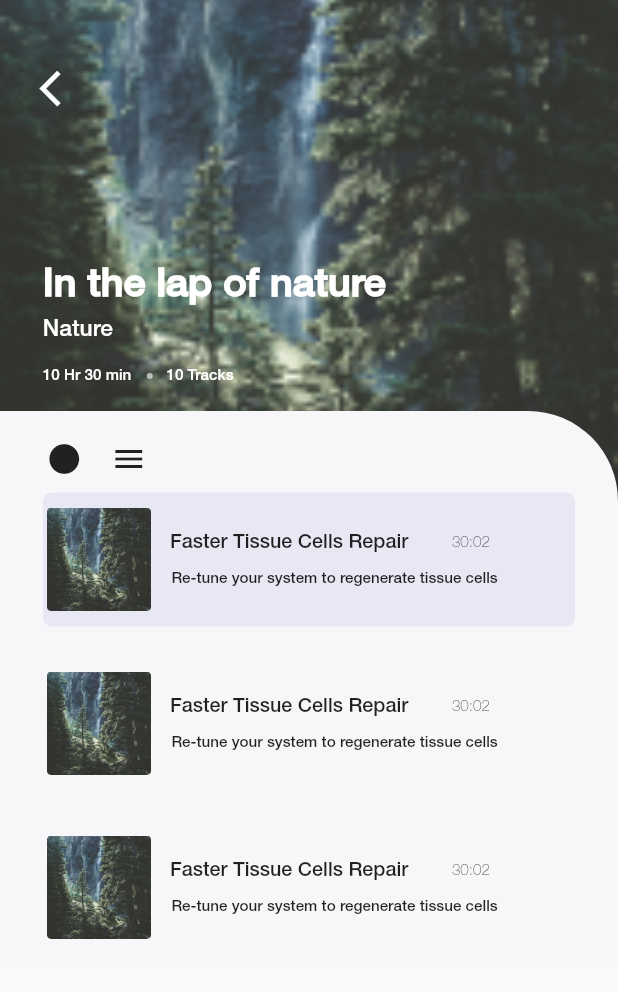
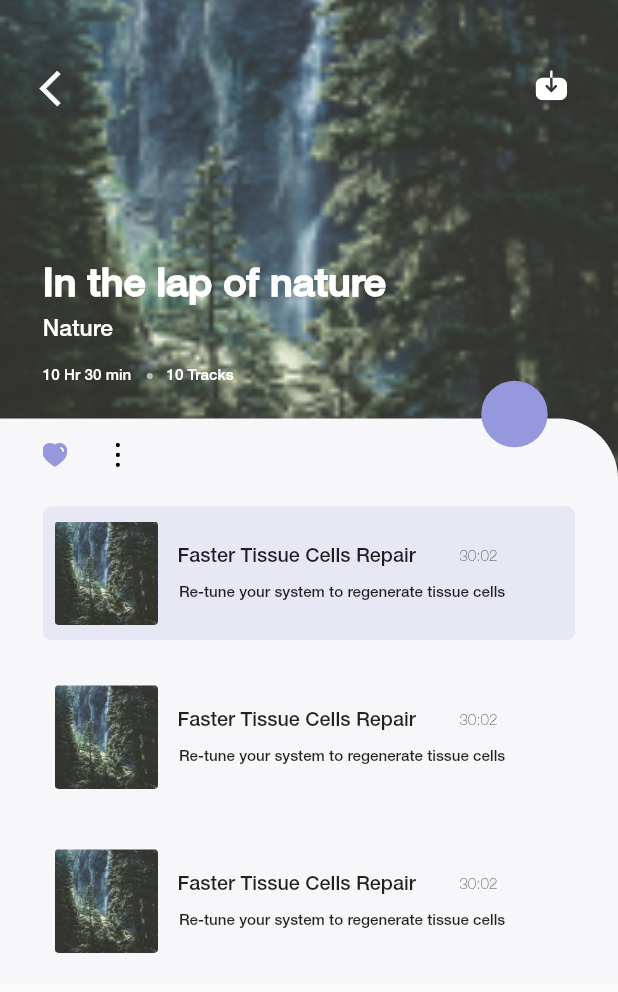
Before and after one commit to MohanDhakal/FlutterDesign, a Flutter app: the screen it shows after launch, after a tap on "In the Lap of Nature", on a phone screen of 412 x 824 dp. Shown: the top 992 px of the screen. Run offline on Flutter 3.47's test engine with Material 2 defaults, Android fonts, the light colour scheme and no system bars; our stand-ins replace flutter_screenutil, flutter_svg, get.

Commit message:
almost final

```diff
--- a/lib/controller/home_controller.dart
+++ b/lib/controller/home_controller.dart
@@ -13,8 +13,8 @@ class HomeController extends GetxController {
   List<Explore> explorations = <Explore>[].obs;
   List<Favorites> favorites = <Favorites>[].obs;
 
-   set triggerBtn(RxBool status) {
-    this.isActive = status;
+  void triggerBtn() {
+    isActive.toggle();
   }
 
   List<Recommendation> get recommendationList {
@@ -52,7 +52,6 @@ class HomeController extends GetxController {
         favorites.add(Favorites.fromJson(element));
       });
     });
-
   }
 
   @override
--- a/lib/screens/explore/page/explore_detail.dart
+++ b/lib/screens/explore/page/explore_detail.dart
@@ -4,6 +4,7 @@ import 'package:flutter/services.dart';
 import 'package:flutter_bloc_test/utils/core/colors.dart';
 import 'package:flutter_bloc_test/screens/explore/widgets/music_explore.dart';
 import 'package:flutter_screenutil/flutter_screenutil.dart';
+import 'package:flutter_svg/flutter_svg.dart';
 
 class ExploreDetail extends StatefulWidget {
   const ExploreDetail({Key? key}) : super(key: key);
@@ -18,12 +19,14 @@ class _ExploreDetailState extends State<ExploreDetail> {
     SystemChrome.setEnabledSystemUIOverlays([]);
     super.initState();
   }
+
   @override
   void dispose() {
     SystemChrome.setEnabledSystemUIOverlays(SystemUiOverlay.values);
 
     super.dispose();
   }
+
   @override
   Widget build(BuildContext context) {
     // var size = MediaQuery.of(context).size;
@@ -42,7 +45,7 @@ class _ExploreDetailState extends State<ExploreDetail> {
               top: 44.h,
               left: 26.h,
               child: InkWell(
-                onTap: (){
+                onTap: () {
                   Navigator.pop(context);
                 },
                 child: Icon(
@@ -52,6 +55,10 @@ class _ExploreDetailState extends State<ExploreDetail> {
                 ),
               ),
             ),
+            Positioned(
+                top: 46.h,
+                left: 325.w,
+                child: SvgPicture.asset("assets/images/Download.svg", color: Colors.white, height: 20.h,width: 21,)),
             Positioned(
               top: 173.h,
               left: 26.w,
@@ -109,39 +116,67 @@ class _ExploreDetailState extends State<ExploreDetail> {
               ),
             ),
             Positioned(
-              top: 270.h,
-              child: Container(
+              top: 275.h,
+              child: Stack(
+                clipBehavior: Clip.none,
+                children: [
+                  Container(
                     width: 375.w,
                     // height: 200.h,
                     decoration: BoxDecoration(
-                    color:background,
+                        color: background,
                         borderRadius:
-                        BorderRadius.only(topRight: Radius.circular(60))),
+                            BorderRadius.only(topRight: Radius.circular(40))),
                     child: Column(
                       children: [
                         Row(
                           crossAxisAlignment: CrossAxisAlignment.start,
                           children: [
                             Padding(
-                          padding: EdgeInsets.only(left: 28.w, top: 20.h),
-                          child: Icon(Icons.circle),
+                              padding: EdgeInsets.only(left: 26.w, top: 16.h,bottom: 16.h),
+                              child: SvgPicture.asset(
+                                "assets/images/heart.svg",
+                                height: 16,
+                                color: Color(0xFF9797DE),
+                                width: 16,
+                                fit: BoxFit.cover,
+                              ),
                             ),
                             Padding(
-                          padding: EdgeInsets.only(left: 19.0, top: 20.h),
-                          child: Icon(Icons.menu),
+                              padding: EdgeInsets.only(left: 26.0, top: 16.h),
+                              child: SvgPicture.asset(
+                                "assets/images/menu.svg",
+                                height: 16,
+                                width: 16,
+                              ),
                             ),
                             ],
                         ),
-                    Music(isActive: true,),
-                    Music(isActive:false),
-                    Music(isActive:false)
+                        Column(
+                          children: [
+                            Music(
+                              isActive: true,
+                            ),
+                            Music(isActive: false),
+                            Music(isActive: false)
+                          ],
+                        )
                       ],
                     ),
                   ),
+                  Positioned(
+                      top: -36,
+                      right: 33,
+                      child: SvgPicture.asset(
+                        "assets/images/play.svg",
+                        height: 72,
+                        color: Color(0xFF9797DE),
+                        width: 72,
+                      ))
+                  // ] ),
+                ],
               ),
-            // Positioned(top: 351.h, left: 26.h, right: 26.h, child: Music(
-            //
-            // ))
+            ),
           ],
         ),
       ),
--- a/lib/screens/explore/widgets/music_explore.dart
+++ b/lib/screens/explore/widgets/music_explore.dart
@@ -18,6 +18,7 @@ class _MusicState extends State<Music> {
       height: 88.h,
       width: 323.w,
       margin: EdgeInsets.all(10),
+      padding: EdgeInsets.all(5),
       decoration: BoxDecoration(
         borderRadius: BorderRadius.circular(6.r),
         color:
--- a/lib/screens/home/page/home.dart
+++ b/lib/screens/home/page/home.dart
@@ -17,7 +17,7 @@ import 'package:get/get.dart';
 class HomeUI extends StatelessWidget {
   final name = "Alex";
 
-  final HomeController _homeController = Get.put(HomeController());
+  final HomeController _homeController = Get.put(HomeController(),);
 
   @override
   Widget build(BuildContext context) {
@@ -77,7 +77,7 @@ class HomeUI extends StatelessWidget {
                       children: [
                         Container(
                           width: 274.w,
-                          height: 40.h,
+                          height: 45.h,
                           decoration: BoxDecoration(
                               color: Colors.white,
                               borderRadius: BorderRadius.circular(6.r),
@@ -101,13 +101,16 @@ class HomeUI extends StatelessWidget {
                         ),
                         Positioned(
                           left: 16.w,
-                          top: 14.h,
+                          top: 11.h,
                           bottom: 14.h,
-                          child: Icon(
-                            Icons.search,
-                            size: 14,
-                            color: Color(0x99000000),
-                          ),
+                          child:
+                          SvgPicture.asset("assets/images/search.svg",
+                              height: 14,width: 14,color: Color(0x99000000)),
+                          // child: Icon(
+                          //   Icons.search_rounded,
+                          //   size: 14,
+                          //   color: Color(0x99000000),
+                          // ),
                         ),
                         Positioned(
                           left: 38.w,
@@ -181,20 +184,21 @@ class HomeUI extends StatelessWidget {
                       Row(
                         mainAxisAlignment: MainAxisAlignment.spaceAround,
                         children: [
+
                           Category(
-                            icon: Icons.mediation,
+                            icon: "assets/images/meditate.svg",
                             name: 'Calm',
                           ),
                           Category(
-                            icon: Icons.mediation,
+                            icon: "assets/images/sleep.svg",
                             name: 'Sleep',
                           ),
                           Category(
-                            icon: Icons.mediation_rounded,
+                            icon: "assets/images/relationship.svg",
                             name: 'Relationship',
                           ),
                           Category(
-                            icon: Icons.mediation,
+                            icon: "assets/images/anxiety.svg",
                             name: 'Anxiety',
                           ),
                         ],
--- a/lib/screens/home/widgets/card_home.dart
+++ b/lib/screens/home/widgets/card_home.dart
@@ -18,7 +18,7 @@ class CardView extends StatelessWidget {
           color: Colors.white,
           boxShadow: [
             BoxShadow(
-                offset: Offset(0, 7), color: Color(0x1A51515F), blurRadius: 10.r)
+                offset: Offset(0, 4), color: Color(0x1A51515F), blurRadius: 8.r)
           ]),
       child: Column(
         crossAxisAlignment: CrossAxisAlignment.start,
--- a/lib/screens/home/widgets/category_home.dart
+++ b/lib/screens/home/widgets/category_home.dart
@@ -1,12 +1,14 @@
+import 'package:flutter/cupertino.dart';
 import 'package:flutter/material.dart';
 import 'package:flutter_bloc_test/controller/home_controller.dart';
 import 'package:flutter_screenutil/flutter_screenutil.dart';
+import 'package:flutter_svg/flutter_svg.dart';
 import 'package:get/get.dart';
 
 class Category extends StatelessWidget {
   final String name;
-  final IconData icon;
-  final HomeController c = Get.find();
+  final String icon;
+  final _controller = Get.put(HomeController());
 
   Category({
     Key? key,
@@ -16,12 +18,10 @@ class Category extends StatelessWidget {
 
   @override
   Widget build(BuildContext context) {
+    return GetX<HomeController>(builder: (c) {
       return InkWell(
         onTap: () {
-        c.isActive.isTrue
-            ? c.triggerBtn = RxBool(false)
-            : c.triggerBtn = RxBool(true);
-        // c.triggerBtn = c.isActive.;
+          c.triggerBtn();
         },
         child: Column(
           children: [
@@ -30,16 +30,24 @@ class Category extends StatelessWidget {
               width: 68.h,
               decoration: BoxDecoration(
                   shape: BoxShape.circle,
-                color: c.isActive.isTrue
+                  color: c.isActive.value
                       ? Color(0xFF9797DE).withOpacity(0.12)
                       : Color(0xFFFFFFFF),
                   boxShadow: [
                     BoxShadow(
                         color: Color(0x1A51515F),
-                      blurRadius: 10.r,
-                      offset: Offset(0, 3))
+                        blurRadius: 5.r,
+                        offset: Offset(0, 2))
                   ]),
-            child: Icon(this.icon),
+              child: SvgPicture.asset(
+                this.icon,
+                height: 26.h,
+                width: 26.w,
+                color: c.isActive.value
+                    ? Color(0xFF9797DE).withOpacity(0.80)
+                    : null,
+                fit: BoxFit.none,
+              ),
             ),
             SizedBox(
               height: 10.h,
@@ -48,11 +56,12 @@ class Category extends StatelessWidget {
               this.name,
               style: TextStyle(
                 fontSize: 12.sp,
-              color: c.isActive.isTrue ? Color(0xFF9797DE) : null,
+                color: c.isActive.value ? Color(0xFF9797DE) : null,
               ),
             ),
           ],
         ),
       );
+    });
   }
 }
--- a/lib/screens/home/widgets/explore_home.dart
+++ b/lib/screens/home/widgets/explore_home.dart
@@ -24,7 +24,7 @@ class Explore extends StatelessWidget {
             color: Colors.white,
             boxShadow: [
               BoxShadow(
-                  offset: Offset(0, 4), color: Color(0x1A51515F), blurRadius: 20)
+                  offset: Offset(0, 4), color: Color(0x1A51515F), blurRadius: 10)
             ]),
         margin: EdgeInsets.only(left: 5, top: 5, right: 5,bottom: 10),
         child: Column(
--- a/lib/screens/home/widgets/favorites_home.dart
+++ b/lib/screens/home/widgets/favorites_home.dart
@@ -1,5 +1,6 @@
 import 'package:flutter/material.dart';
 import 'package:flutter_screenutil/flutter_screenutil.dart';
+import 'package:flutter_svg/flutter_svg.dart';
 
 class Favorites extends StatelessWidget {
   final String text, imagePath;
@@ -25,7 +26,7 @@ class Favorites extends StatelessWidget {
           ClipRRect(
               borderRadius: BorderRadius.circular(8.r),
               child: Padding(
-                padding: EdgeInsets.all(10.w),
+                padding: EdgeInsets.only(left:5.w,right: 15.w,top: 5.h,bottom: 5.h),
                 child: Image.asset(
                   imagePath,
                   height: 46.h,
@@ -35,7 +36,7 @@ class Favorites extends StatelessWidget {
           Container(
             width: 200.w,
             height: 46.h,
-            margin: EdgeInsets.only(top: 10, bottom: 10),
+            margin: EdgeInsets.only(top: 5.h, bottom: 5.h,right: 14.w),
             child: Text(
               text,
               maxLines: 3,
@@ -44,7 +45,7 @@ class Favorites extends StatelessWidget {
                   fontSize: 10.sp),
             ),
           ),
-          Icon(Icons.star_purple500)
+          SvgPicture.asset("assets/images/heart.svg",height:16,color: Color(0xFF9797DE) , width:16 ,)
         ],
       ),
     );
```
Also changed, not shown: pubspec.yaml (+9 -0 lines), assets/filter/Iconly-Light-Filter (2).svg (added), assets/images/Arrow - Left 2.svg (added), assets/images/Download.svg (added), assets/images/anxiety.svg (added), assets/images/heart.svg (added), assets/images/meditate.svg (added), assets/images/menu.svg (added), assets/images/play.svg (added), assets/images/relationship.svg (added), assets/images/search.svg (added), assets/images/sleep.svg (added). Lines whose indentation alone changed are shown as unchanged.
